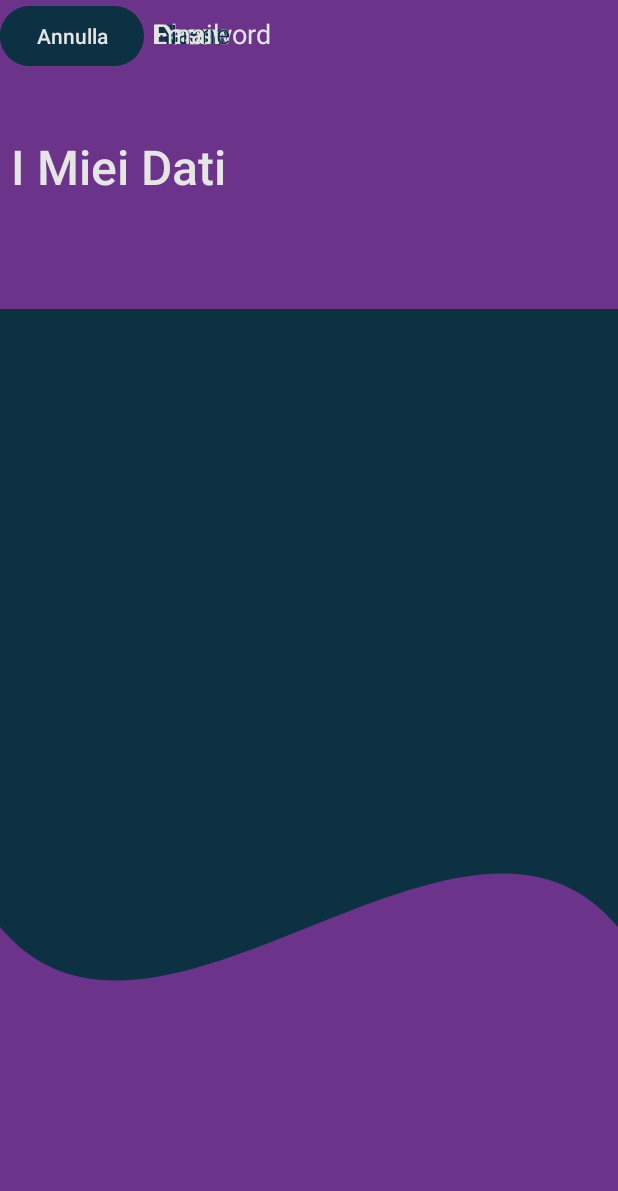
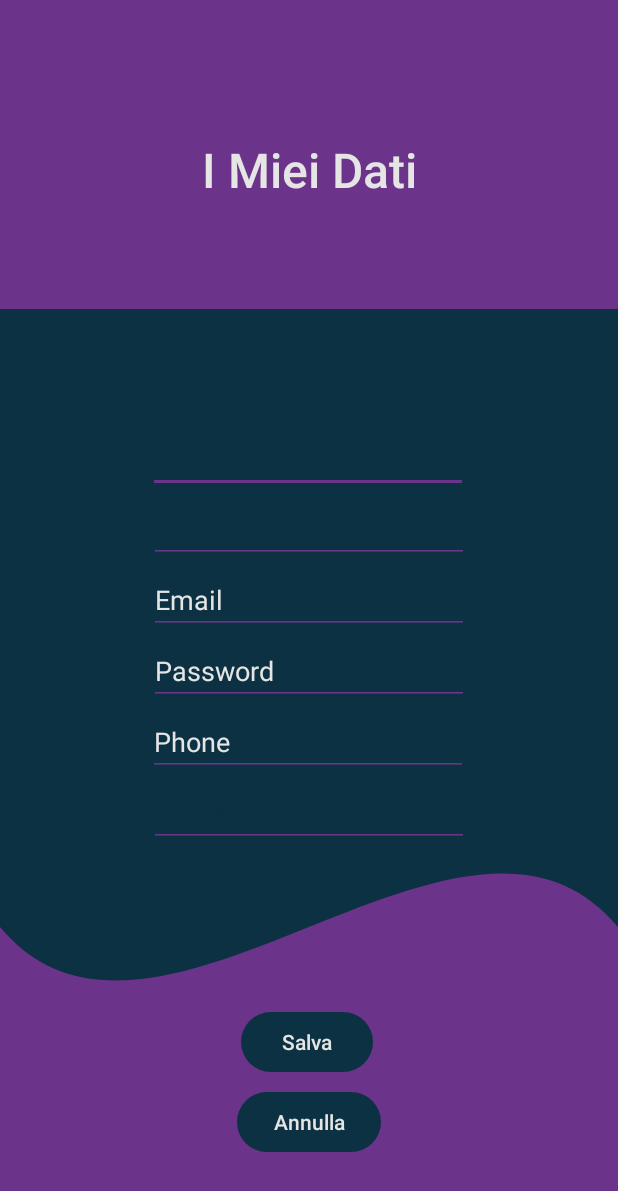
Before and after one commit to ilarialanciotto/Progetto_SI_room, an Android app: the GestioneDatiActivity screen opened directly, with no data from a screen before it, on a phone screen of 412 x 824 dp. Shown: the top 1191 px of the screen. Run offline under Robolectric (Android 15) with nearby library versions, the phone set to English and light mode, and no system bars; our stand-ins replace Room's generated code.

Commit message:
layout gestione dati cliente

```diff
--- a/app/src/main/res/layout/activity_gestione_dati.xml
+++ b/app/src/main/res/layout/activity_gestione_dati.xml
@@ -14,8 +14,11 @@
             android:layout_width="wrap_content"
             android:layout_height="wrap_content"
             android:text="Salva"
-        tools:layout_editor_absoluteX="160dp"
-        tools:layout_editor_absoluteY="585dp" />
+            app:layout_constraintStart_toStartOf="parent"
+            android:layout_marginStart="160dp" android:layout_marginEnd="163dp"
+            app:layout_constraintEnd_toEndOf="parent" android:layout_marginBottom="1dp"
+            app:layout_constraintBottom_toTopOf="@+id/buttonUndo" android:layout_marginTop="97dp"
+            app:layout_constraintTop_toBottomOf="@+id/editCompany"/>
 
     <TextView
             android:id="@+id/txtTitolo"
@@ -28,7 +31,9 @@
             android:textColor="@color/platinum"
             android:textSize="32sp"
             app:layout_constraintTop_toTopOf="parent"
-        tools:layout_editor_absoluteX="127dp" />
+            app:layout_constraintStart_toStartOf="parent" android:layout_marginStart="127dp"
+            android:layout_marginEnd="127dp" app:layout_constraintEnd_toEndOf="parent"
+            android:layout_marginBottom="82dp" app:layout_constraintBottom_toTopOf="@+id/editName"/>
 
     <EditText
             android:id="@+id/editName"
@@ -41,9 +46,9 @@
             android:inputType="text"
             android:text="Name"
             app:layout_constraintEnd_toEndOf="parent"
-        app:layout_constraintHorizontal_bias="1.0"
             app:layout_constraintStart_toStartOf="parent"
-        tools:layout_editor_absoluteY="217dp" />
+            android:layout_marginTop="62dp" app:layout_constraintTop_toBottomOf="@+id/txtTitolo"
+            app:layout_constraintBottom_toTopOf="@+id/editSurname"/>
 
     <EditText
             android:id="@+id/editCompany"
@@ -57,7 +62,8 @@
             android:text="Name"
             app:layout_constraintEnd_toEndOf="parent"
             app:layout_constraintStart_toStartOf="parent"
-        tools:layout_editor_absoluteY="442dp" />
+            app:layout_constraintTop_toBottomOf="@+id/editTextPhone" android:layout_marginBottom="7dp"
+            app:layout_constraintBottom_toTopOf="@+id/buttonSave"/>
 
     <EditText
             android:id="@+id/editPassword"
@@ -69,9 +75,9 @@
             android:hint="Password"
             android:inputType="textPassword"
             app:layout_constraintEnd_toEndOf="parent"
-        app:layout_constraintHorizontal_bias="1.0"
             app:layout_constraintStart_toStartOf="parent"
-        tools:layout_editor_absoluteY="352dp" />
+            app:layout_constraintTop_toBottomOf="@+id/editEmailAddress"
+            app:layout_constraintBottom_toTopOf="@+id/editTextPhone"/>
 
     <EditText
             android:id="@+id/editTextPhone"
@@ -84,7 +90,8 @@
             android:inputType="phone"
             app:layout_constraintEnd_toEndOf="parent"
             app:layout_constraintStart_toStartOf="parent"
-        tools:layout_editor_absoluteY="397dp" />
+            app:layout_constraintTop_toBottomOf="@+id/editPassword"
+            app:layout_constraintBottom_toTopOf="@+id/editCompany"/>
 
     <EditText
             android:id="@+id/editSurname"
@@ -95,11 +102,11 @@
             android:ems="10"
             android:hint="Surname"
             android:inputType="text"
-        android:text="Name"
+            android:text="Surname"
             app:layout_constraintEnd_toEndOf="parent"
-        app:layout_constraintHorizontal_bias="0.0"
             app:layout_constraintStart_toStartOf="parent"
-        tools:layout_editor_absoluteY="262dp" />
+            app:layout_constraintTop_toBottomOf="@+id/editName"
+            app:layout_constraintBottom_toTopOf="@+id/editEmailAddress"/>
 
     <EditText
             android:id="@+id/editEmailAddress"
@@ -111,16 +118,19 @@
             android:hint="Email"
             android:inputType="textEmailAddress"
             app:layout_constraintEnd_toEndOf="parent"
-        app:layout_constraintHorizontal_bias="1.0"
             app:layout_constraintStart_toStartOf="parent"
-        tools:layout_editor_absoluteY="307dp" />
+            app:layout_constraintTop_toBottomOf="@+id/editSurname"
+            app:layout_constraintBottom_toTopOf="@+id/editPassword"/>
 
     <Button
             android:id="@+id/buttonUndo"
             android:layout_width="wrap_content"
             android:layout_height="wrap_content"
             android:text="Annulla"
-        tools:layout_editor_absoluteX="157dp"
-        tools:layout_editor_absoluteY="633dp" />
+            app:layout_constraintStart_toStartOf="parent"
+            android:layout_marginStart="157dp" android:layout_marginEnd="157dp"
+            app:layout_constraintEnd_toEndOf="parent" app:layout_constraintBottom_toBottomOf="parent"
+            android:layout_marginBottom="50dp" android:layout_marginTop="2dp"
+            app:layout_constraintTop_toBottomOf="@+id/buttonSave"/>
 
 </androidx.constraintlayout.widget.ConstraintLayout>
```
Also changed, not shown: 1 other file. Lines whose indentation alone changed are shown as unchanged.
